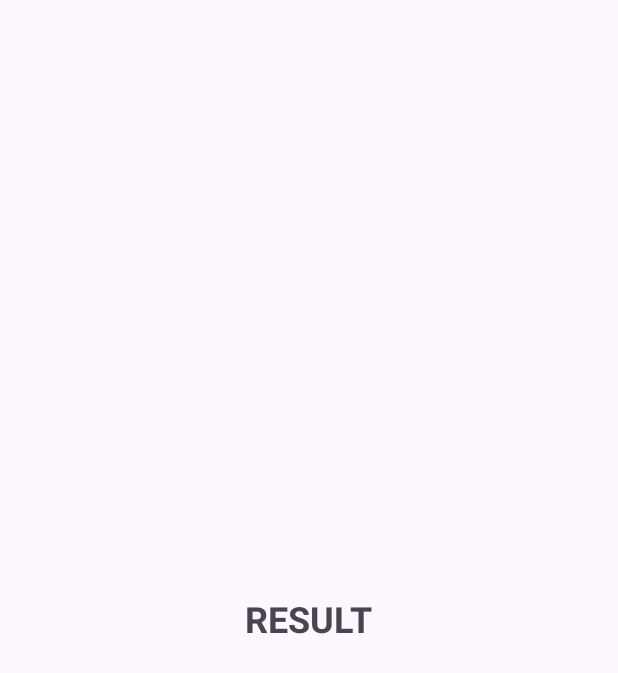
After one commit to TheSalmonSushi/EduSign-MD-repo, an Android app: the ResultTranslateActivity screen opened directly, with no data from a screen before it, on a phone screen of 412 x 824 dp. The commit adds this screen. Shown: the top 673 px of the screen. Run offline under Robolectric (Android 15) with nearby library versions, the phone set to English and light mode, and no system bars.

Commit message:
Adding ApiService, ApiConfig, Activity for Translate Result
disini saya sudah menambahkan ApiService dan Config serta Activity untuk menampilkan result dari API namun hasilnya masih belum keluar.

```diff
--- a/app/src/main/AndroidManifest.xml
+++ b/app/src/main/AndroidManifest.xml
@@ -2,9 +2,11 @@
 <manifest xmlns:android="http://schemas.android.com/apk/res/android"
     xmlns:tools="http://schemas.android.com/tools">
     <!-- Declare features -->
+    <uses-permission android:name="android.permission.INTERNET" />
     <uses-feature android:name="android.hardware.camera.any" /> <!-- Declare permissions -->
     <uses-permission android:name="android.permission.CAMERA" />
     <uses-permission android:name="android.permission.RECORD_AUDIO" />
+    <uses-permission android:name="android.permission.READ_EXTERNAL_STORAGE"/>
     <uses-permission
         android:name="android.permission.WRITE_EXTERNAL_STORAGE"
         android:maxSdkVersion="28" />
@@ -19,6 +21,9 @@
         android:supportsRtl="true"
         android:theme="@style/Theme.EduSign"
         tools:targetApi="31">
+        <activity
+            android:name=".ui.resultPage.ResultTranslateActivity"
+            android:exported="false" />
         <activity
             android:name=".ui.splashActivity.SplashActivity"
             android:exported="false" />
--- a/app/src/main/java/com/capstoneproject/edusign/data/repository/remote/ApiConfig.kt
+++ b/app/src/main/java/com/capstoneproject/edusign/data/repository/remote/ApiConfig.kt
@@ -18,7 +18,7 @@ class ApiConfig {
                 .addInterceptor(loggingInterceptor)
                 .build()
             val retrofit = Retrofit.Builder()
-                .baseUrl("")
+                .baseUrl("https://flaskapp-cr-v1-cky5j3e4sq-et.a.run.app")
                 .addConverterFactory(GsonConverterFactory.create())
                 .client(client)
                 .build()
--- /dev/null
+++ b/app/src/main/java/com/capstoneproject/edusign/ui/resultPage/ResultTranslateActivity.kt
@@ -0,0 +1,94 @@
+package com.capstoneproject.edusign.ui.resultPage
+
+import android.content.Intent
+import android.net.Uri
+import androidx.appcompat.app.AppCompatActivity
+import android.os.Bundle
+import android.provider.MediaStore
+import android.widget.Toast
+import androidx.lifecycle.ViewModelProvider
+import com.capstoneproject.edusign.databinding.ActivityResultTranslateBinding
+import okhttp3.MediaType.Companion.toMediaTypeOrNull
+import okhttp3.MultipartBody
+import okhttp3.RequestBody.Companion.asRequestBody
+import java.io.File
+
+class ResultTranslateActivity : AppCompatActivity() {
+
+    private lateinit var resultTranslateBinding: ActivityResultTranslateBinding
+    private lateinit var resultTranslateViewModel: ResultTranslateViewModel
+
+
+    override fun onCreate(savedInstanceState: Bundle?) {
+        super.onCreate(savedInstanceState)
+        resultTranslateBinding = ActivityResultTranslateBinding.inflate(layoutInflater)
+        setContentView(resultTranslateBinding.root)
+
+        resultTranslateViewModel = ViewModelProvider(this)[ResultTranslateViewModel::class.java]
+
+        setupAction()
+
+        resultTranslateViewModel.predictionLiveData.observe(this) { prediction ->
+            // Tangani hasil prediksi di sini
+            if (prediction != null) {
+                val predictionList = prediction.prediction
+                val valueList = prediction.value
+
+                // Tampilkan hasil prediksi di TextView
+                val predictionResult = buildPredictionResultText(predictionList, valueList)
+                resultTranslateBinding.translateResult.text = predictionResult
+            }
+
+
+        }
+        resultTranslateViewModel.errorLiveData.observe(this) { error ->
+            Toast.makeText(this, "Error: $error", Toast.LENGTH_SHORT).show()
+        }
+
+
+
+
+    }
+
+    private fun uriToFile(uri: Uri): File? {
+        val filePathColumn = arrayOf(MediaStore.Video.Media.DATA)
+        val cursor = contentResolver.query(uri, filePathColumn, null, null, null)
+        cursor?.moveToFirst()
+
+        val columnIndex = cursor?.getColumnIndex(filePathColumn[0])
+        val filePath = cursor?.getString(columnIndex ?: -1)
+        cursor?.close()
+
+        return filePath?.let { File(it) }
+    }
+
+
+    private fun setupAction() {
+        val videoUri: Uri? = intent.getParcelableExtra("uri")
+        val videoFile: File? = videoUri?.let { uriToFile(it) }
+
+
+        if (videoFile != null && videoFile.exists()) {
+            val videoRequestBody = videoFile.asRequestBody("video/mp4".toMediaTypeOrNull())
+            val videoPart =
+                MultipartBody.Part.createFormData("video", videoFile.name, videoRequestBody)
+            resultTranslateViewModel.uploadVideo(videoPart)
+        } else {
+            Toast.makeText(this, "Error: ingfo ini error cuii", Toast.LENGTH_SHORT).show()
+        }
+    }
+
+    private fun buildPredictionResultText(
+        predictionList: List<String>,
+        valueList: List<String>
+    ): String {
+        val sb = StringBuilder()
+        for (i in predictionList.indices) {
+            val prediction = predictionList[i]
+            val value = valueList[i]
+            sb.append("$prediction: $value\n")
+        }
+        return sb.toString()
+    }
+
+}
--- /dev/null
+++ b/app/src/main/res/layout/activity_result_translate.xml
@@ -0,0 +1,23 @@
+<?xml version="1.0" encoding="utf-8"?>
+<androidx.constraintlayout.widget.ConstraintLayout xmlns:android="http://schemas.android.com/apk/res/android"
+    xmlns:app="http://schemas.android.com/apk/res-auto"
+    xmlns:tools="http://schemas.android.com/tools"
+    android:layout_width="match_parent"
+    android:layout_height="match_parent"
+    tools:context=".ui.resultPage.ResultTranslateActivity">
+
+
+    <TextView
+        android:id="@+id/translateResult"
+        android:layout_width="wrap_content"
+        android:layout_height="wrap_content"
+        android:textSize="24dp"
+        android:textStyle="bold"
+        android:text="RESULT"
+        app:layout_constraintBottom_toBottomOf="parent"
+        app:layout_constraintEnd_toEndOf="parent"
+        app:layout_constraintStart_toStartOf="parent"
+        app:layout_constraintTop_toTopOf="parent"/>
+
+
+</androidx.constraintlayout.widget.ConstraintLayout>
```
Also changed, not shown: app/src/main/java/com/capstoneproject/edusign/data/model/Prediction.kt (added, +8 -0 lines), app/src/main/java/com/capstoneproject/edusign/data/repository/remote/ApiService.kt (+6 -2 lines), app/src/main/java/com/capstoneproject/edusign/ui/camera/MainActivity.kt (+18 -10 lines), app/src/main/java/com/capstoneproject/edusign/ui/resultPage/ResultTranslateViewModel.kt (added, +35 -0 lines), app/src/main/java/com/capstoneproject/edusign/util/ViewModelFactory.kt (added, +21 -0 lines), app/src/main/res/layout/activity_main.xml (+11 -0 lines).
